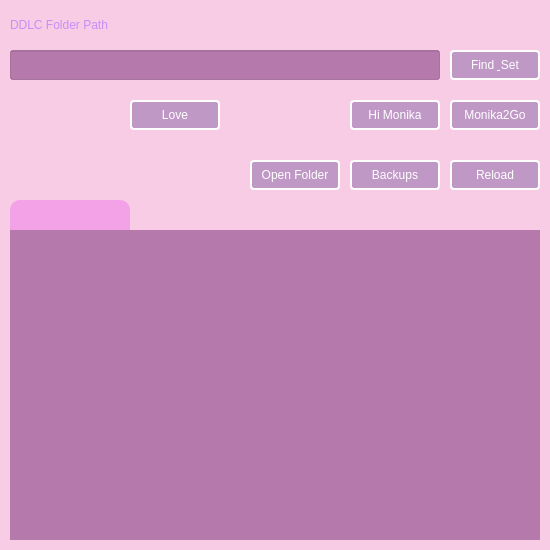
The window that MASSForm/MASSForm.ui (ltofuy/DDJM) describes before a commit, drawn with Qt 5.
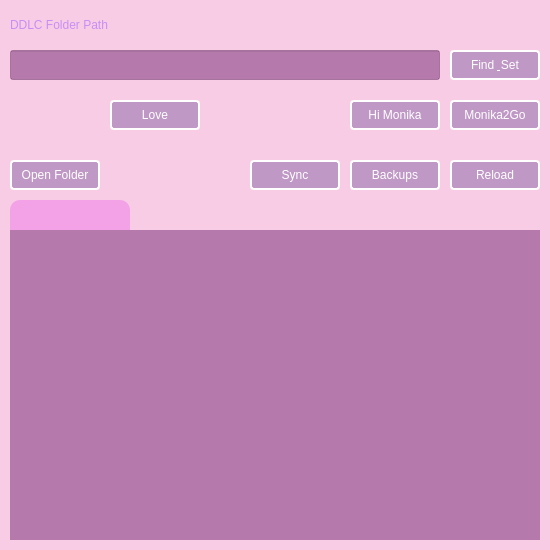
The same window after the commit. Icons and pictures are not drawn.

```diff
--- a/MASSForm/MASSForm.ui
+++ b/MASSForm/MASSForm.ui
@@ -239,7 +239,7 @@
   <widget class="QPushButton" name="pushButton_monika_love">
    <property name="geometry">
     <rect>
-     <x>130</x>
+     <x>110</x>
      <y>100</y>
      <width>90</width>
      <height>30</height>
@@ -291,7 +291,7 @@
     <rect>
      <x>10</x>
      <y>100</y>
-     <width>120</width>
+     <width>100</width>
      <height>30</height>
     </rect>
    </property>
@@ -505,7 +505,7 @@
   <widget class="QPushButton" name="pushButton_open_folder">
    <property name="geometry">
     <rect>
-     <x>250</x>
+     <x>10</x>
      <y>160</y>
      <width>90</width>
      <height>30</height>
@@ -552,6 +552,56 @@
     <string>Open Folder</string>
    </property>
   </widget>
+  <widget class="QPushButton" name="pushButton_sync">
+   <property name="geometry">
+    <rect>
+     <x>250</x>
+     <y>160</y>
+     <width>90</width>
+     <height>30</height>
+    </rect>
+   </property>
+   <property name="toolTip">
+    <string>Synchronize or load archives from your folder (e.g. from your OneDrive, Baidu Cloud)</string>
+   </property>
+   <property name="styleSheet">
+    <string notr="true">QPushButton{
+background-color: rgba(133, 100, 168, 128);
+color:white;
+font: 16px &quot;Bauhaus 93&quot;;
+border:2px solid white;
+border-top-left-radius:4px;
+border-top-right-radius:4px;
+border-bottom-left-radius:4px;
+border-bottom-right-radius:4px
+}
+
+QPushButton:hover{
+background-color: rgb(255, 189, 225);
+	color: rgb(200, 142, 242);
+font: 16px;
+border:2px solid gray;
+border-top-left-radius:4px;
+border-top-right-radius:4px;
+border-bottom-left-radius:4px;
+border-bottom-right-radius:4px
+}
+QPushButton:pressed{
+background-color: rgb(255, 228, 245);
+color:white;
+font: 16px;
+border:2px solid white;
+border-top-left-radius:4px;
+border-top-right-radius:4px;
+border-bottom-left-radius:4px;
+border-bottom-right-radius:4px
+}
+</string>
+   </property>
+   <property name="text">
+    <string>Sync</string>
+   </property>
+  </widget>
  </widget>
  <resources/>
  <connections/>
```
